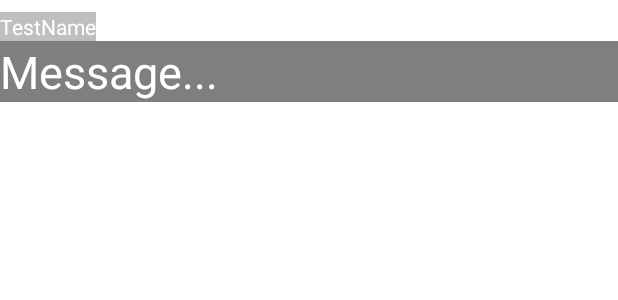
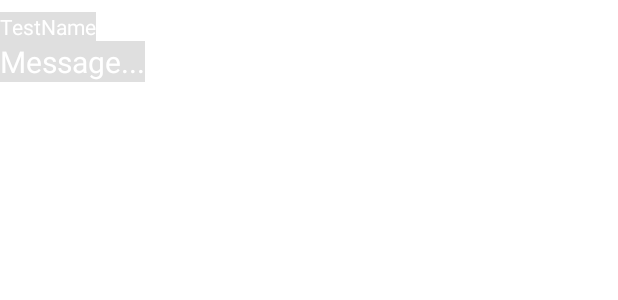
Before and after one commit to Neragin/APCSFinal, an Android app: the layout message.xml on its own in the app's theme, with its tools: preview values and no code run, on a phone screen of 412 x 824 dp. Shown: the top 300 px of the screen. Run offline under Robolectric (Android 15) with nearby library versions, the phone set to English and light mode, and no system bars; Roboto replaces fonts that are not available here.

Commit message:
major bugs fixed

```diff
--- a/app/src/main/java/com/example/fulkscord/DatabaseKeys.java
+++ b/app/src/main/java/com/example/fulkscord/DatabaseKeys.java
@@ -3,6 +3,8 @@ package com.example.fulkscord;
 /**
  * Common keys used in the database
  * Used to prevent writing the wrong keys
+ *
+ * @author Kaustubh Khulbe
  */
 public class DatabaseKeys {
 
--- a/app/src/main/java/com/example/fulkscord/directMessage/DMAdapter.java
+++ b/app/src/main/java/com/example/fulkscord/directMessage/DMAdapter.java
@@ -18,6 +18,8 @@ import java.util.Stack;
 
 /**
  * The type Dm adapter.
+ *
+ * @author Leo X
  */
 public class DMAdapter extends RecyclerView.Adapter<DMAdapter.ViewHolder>{
 
--- a/app/src/main/java/com/example/fulkscord/directMessage/DirectMessageActivity.java
+++ b/app/src/main/java/com/example/fulkscord/directMessage/DirectMessageActivity.java
@@ -46,6 +46,8 @@ import java.util.Stack;
 
 /**
  * The type Direct message activity.
+ *
+ * @author Kaustubh
  */
 public class DirectMessageActivity extends AppCompatActivity {
 
--- a/app/src/main/java/com/example/fulkscord/homeScreen/Adapter.java
+++ b/app/src/main/java/com/example/fulkscord/homeScreen/Adapter.java
@@ -17,6 +17,8 @@ import java.util.ArrayList;
 
 /**
  * The type Adapter.
+ *
+ * @author Niranjen
  */
 public class Adapter extends RecyclerView.Adapter<Adapter.viewHolder> {
 	private final ArrayList<String> localDataSet;
--- a/app/src/main/java/com/example/fulkscord/homeScreen/HomeScreenActivity.java
+++ b/app/src/main/java/com/example/fulkscord/homeScreen/HomeScreenActivity.java
@@ -24,7 +24,9 @@ import java.util.ArrayList;
 import java.util.Map;
 
 /**
- * The type Home screen activity.
+ * The main Home screen activity.
+ *
+ * @author Kaustubh K
  */
 public class HomeScreenActivity extends AppCompatActivity {
 
--- a/app/src/main/java/com/example/fulkscord/messages/DirectMessages.java
+++ b/app/src/main/java/com/example/fulkscord/messages/DirectMessages.java
@@ -7,6 +7,8 @@ import java.util.Stack;
 
 /**
  * Direct messages, which are several messages, with users in question
+ *
+ * @author Leo X
  */
 public class DirectMessages {
 
--- a/app/src/main/java/com/example/fulkscord/messages/Message.java
+++ b/app/src/main/java/com/example/fulkscord/messages/Message.java
@@ -6,6 +6,8 @@ import java.util.Date;
 
 /**
  * Individual message that will be used to display on screen
+ *
+ * @author Niranjen M.
  */
 public class Message {
 
--- a/app/src/main/res/layout/message.xml
+++ b/app/src/main/res/layout/message.xml
@@ -15,7 +15,7 @@
         android:layout_width="wrap_content"
         android:layout_height="wrap_content"
         android:layout_marginTop="8dp"
-        android:background="#40000000"
+        android:background="#20000000"
         android:text="TestName"
         android:textColor="@color/white"
         app:layout_constraintEnd_toEndOf="parent"
@@ -25,14 +25,15 @@
 
     <TextView
         android:id="@+id/m"
-        android:layout_width="0dp"
+        android:layout_width="wrap_content"
         android:layout_height="wrap_content"
-        android:background="#80000000"
+        android:background="#20000000"
         android:scaleX="1"
         android:text="Message..."
         android:textColor="@color/white"
-        android:textSize="30sp"
+        android:textSize="20sp"
         app:layout_constraintEnd_toEndOf="parent"
+        app:layout_constraintHorizontal_bias="0.0"
         app:layout_constraintStart_toStartOf="parent"
         app:layout_constraintTop_toBottomOf="@+id/name" />
 
```
Also changed, not shown: app/src/main/java/com/example/fulkscord/Login.java (+7 -0 lines), app/src/main/java/com/example/fulkscord/user/User.java (+6 -1 lines), app/src/main/res/layout/activity_direct_message.xml (+6 -6 lines).
